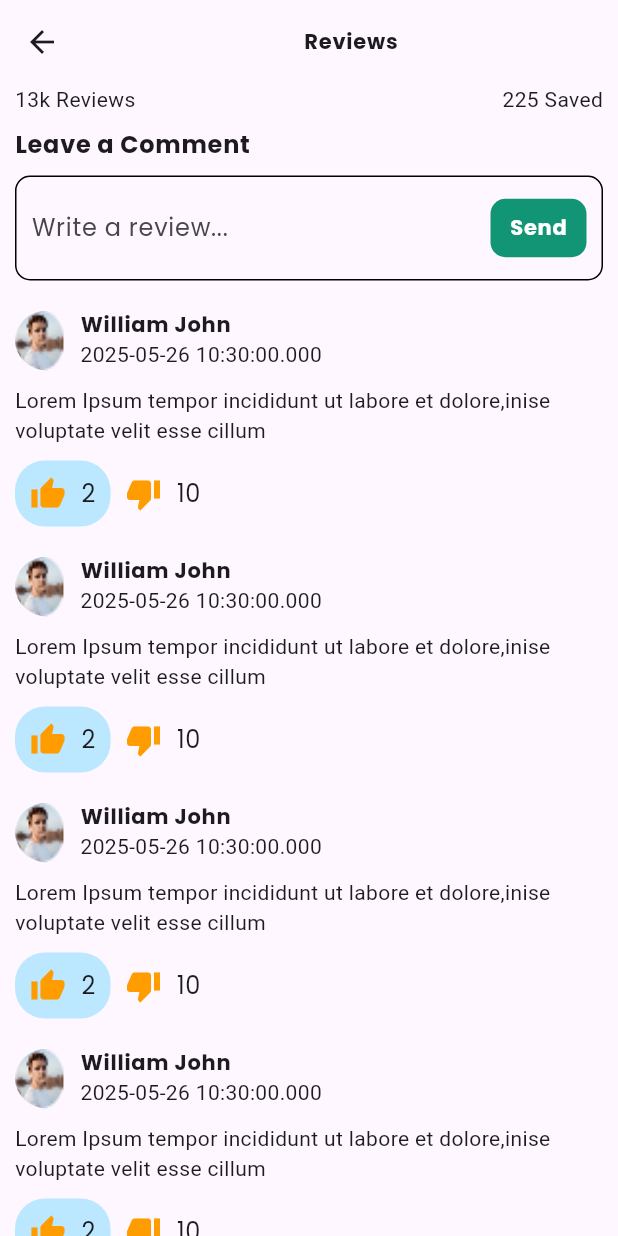
After one commit to abdulrehman202/recipe_app, a Flutter app: the ReviewScreen screen opened directly, on a phone screen of 412 x 824 dp. The commit adds this screen. Run offline on Flutter 3.47's test engine with Material 3 defaults, Android fonts, the phone set to English and light mode, and no system bars; our stand-ins replace chips_choice.

Commit message:
Review screen done

```diff
--- /dev/null
+++ b/lib/View/Custom Widgets/CommentCard.dart
@@ -0,0 +1,73 @@
+import 'package:flutter/material.dart';
+import 'package:recipe_app/Constants.dart';
+
+class CommentCard extends StatelessWidget {
+  const CommentCard({super.key});
+
+  @override
+  Widget build(BuildContext context) {
+    return Container(
+              margin: const EdgeInsets.symmetric(vertical: 10.0),
+              child: Column(
+                mainAxisSize: MainAxisSize.min,
+
+                children: [
+                  Row(
+                    children: [
+                      Expanded(
+                        flex: 1,
+                        child: ClipOval(
+                          child: Container(
+                            margin: const EdgeInsets.only(right: 10.0),
+                            width: 40,
+                            height: 40,
+                            child: Image.asset(Constants.BASE_IMG_PATH+ Constants.DP_IMAGE, fit: BoxFit.fill,),
+                          ),
+                        ),
+                      ),
+                      Expanded(
+                        flex: 8,
+                        child: Column(
+                          crossAxisAlignment: CrossAxisAlignment.start,
+                          children: [
+                            Text('William John',style: Theme.of(context).textTheme.labelMedium , overflow: TextOverflow.ellipsis ,),
+                            Text(DateTime.now().toString())
+                          ],
+                        ))
+                    ],
+                  ),
+
+                  Container(
+                    margin: const EdgeInsets.symmetric(vertical: 10.0),
+                    child: const Text('Lorem Ipsum tempor incididunt ut labore et dolore,inise voluptate velit esse cillum', overflow: TextOverflow.clip,))
+                ,Row(
+                  children: [
+                    _thumbsIcon(context, Icons.thumb_up, 2,true),
+                    _thumbsIcon(context,Icons.thumb_down, 10,false),
+                  ],
+                )
+                ],
+              ),
+            );
+  }
+
+  Widget _thumbsIcon(BuildContext context, IconData thumb, int i, bool isSelected)
+  {
+    return
+                    Container(
+
+                      padding: const EdgeInsets.all(10.0),
+                      decoration: isSelected? const BoxDecoration(
+                        color: Color.fromARGB(255, 187, 232, 255),
+                        borderRadius: BorderRadius.all(Radius.circular(20.0))
+                      ):const BoxDecoration(),
+                      child: Row(
+                        children: [
+                          Icon(thumb, color: Constants.YELLOW_LABEL_COLOR,),
+                          Container(
+                            margin: const EdgeInsets.only(left: 10.0),
+                            child: Text(i.toString(), style: Theme.of(context).textTheme.labelSmall!.copyWith(fontSize: 16),))
+                        ],
+                      ));
+  }
+}
--- a/lib/View/recipe_view_screen.dart
+++ b/lib/View/recipe_view_screen.dart
@@ -6,6 +6,7 @@ import 'package:recipe_app/Constants.dart';
 import 'package:recipe_app/View/Custom%20Widgets/IngredientCard.dart';
 import 'package:recipe_app/View/Custom%20Widgets/ProcedureCard.dart';
 import 'package:recipe_app/View/Custom%20Widgets/SavedRecipeCard.dart';
+import 'package:recipe_app/View/review_screen.dart';
 
 class RecipeViewScreen extends StatefulWidget {
   int _selectedPage = 0;
@@ -149,7 +150,10 @@ class _RecipeViewScreenState extends State<RecipeViewScreen>
 
   void _rateRecipe() {}
 
-  void _review() {}
+  void _review()
+  {
+    Navigator.push(context, MaterialPageRoute(builder: (ctx)=>const ReviewScreen()) );
+  }
 
   void _unsave() {}
 
--- /dev/null
+++ b/lib/View/review_screen.dart
@@ -0,0 +1,114 @@
+import 'package:flutter/material.dart';
+import 'package:recipe_app/Constants.dart';
+import 'package:recipe_app/View/Custom%20Widgets/CommentCard.dart';
+
+class ReviewScreen extends StatefulWidget {
+  const ReviewScreen({super.key});
+
+  @override
+  State<ReviewScreen> createState() => _ReviewScreenState();
+}
+
+class _ReviewScreenState extends State<ReviewScreen> {
+  @override
+  Widget build(BuildContext context) {
+    return Scaffold(
+      appBar: _appBar(),
+      body: _body(),
+    );
+  }
+
+  PreferredSizeWidget _appBar()
+  {
+    return AppBar(
+      title: Center(child: Text('Reviews', style: Theme.of(context).textTheme.labelMedium,)),
+    );
+  }
+
+  Widget _infoRow()
+  {
+    return const Row(
+      mainAxisAlignment: MainAxisAlignment.spaceBetween,
+      children: [
+        Text('13k Reviews'),
+        Text('225 Saved'),
+      ],
+    );
+  }
+
+  Widget _body()
+  {
+    return SafeArea(child: Padding(
+      padding: const EdgeInsets.symmetric(horizontal: 10),
+      child: SingleChildScrollView(
+        child: Column(
+          crossAxisAlignment: CrossAxisAlignment.start,
+          children: [
+            _infoRow(),
+            Container(
+              margin: const EdgeInsets.only(top: 10.0),
+              child: Text('Leave a Comment',style: Theme.of(context).textTheme.labelMedium!.copyWith(fontSize: 16),)),
+            _writeReview(),
+            _commentsList(),
+          ],
+        ),
+      ),
+    ));
+  }
+
+  Widget _writeReview()
+  {
+    return Container(
+      margin: const EdgeInsets.symmetric(vertical: 10.0),
+      padding: const EdgeInsets.all(10.0),
+      decoration: BoxDecoration(
+        border: Border.all(color: Colors.black),
+        borderRadius: const BorderRadius.all(Radius.circular(10.0))
+
+      ),
+      child: Row(
+        children: [
+          Expanded(
+            flex: 8,
+            child: TextFormField(
+
+              style: Theme.of(context).textTheme.labelSmall!.copyWith(fontSize: 16),
+              minLines: 1,
+              maxLines: 50,
+              decoration: const InputDecoration(
+                border: InputBorder.none,
+                hintText: 'Write a review...'
+
+              ),
+            )),
+          Expanded(
+            flex: 2,
+            child: Container(
+              alignment: Alignment.center,
+              margin: const EdgeInsets.only(left: 10),
+              padding: const EdgeInsets.symmetric(horizontal:  5.0, vertical: 10.0),
+              decoration: BoxDecoration(
+                borderRadius: const BorderRadius.all(Radius.circular(10.0)),
+              color: Constants.BUTTON_COLOR
+            ), child: Text('Send', style: Theme.of(context).textTheme.labelMedium!.copyWith(color: Colors.white),)))
+        ],
+      ),
+    );
+  }
+
+  Widget _commentsList()
+  {
+    return Column(
+      children: [
+        ListView.builder(
+          physics: const ScrollPhysics(),
+          shrinkWrap: true,
+          itemCount: 20,
+          itemBuilder: (ctx, i)
+          {
+            return const CommentCard();
+          } ),
+      ],
+    );
+  }
+}
--- a/lib/main.dart
+++ b/lib/main.dart
@@ -2,6 +2,7 @@ import 'dart:math';
 
 import 'package:flutter/material.dart';
 import 'package:recipe_app/Constants.dart';
+import 'package:recipe_app/View/review_screen.dart';
 import 'package:recipe_app/View/splash_screen.dart';
 
 void main() {
```
